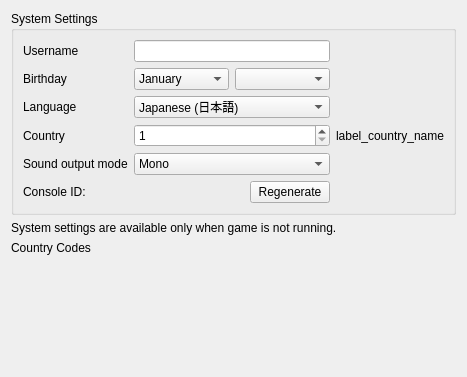
Old version of the form src/citra_qt/configuration/configure_system.ui in the repository grimtnt/citra.
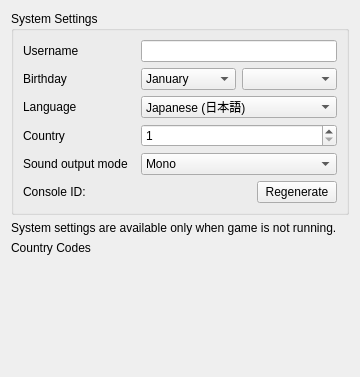
New version of the form.

Commit message: [skip ci]

```diff
--- a/src/citra_qt/configuration/configure_system.ui
+++ b/src/citra_qt/configuration/configure_system.ui
@@ -211,13 +211,6 @@
           </property>
          </widget>
         </item>
-       <item row="3" column="2">
-         <widget class="QLabel" name="label_country_name">
-          <property name="text">
-           <string>label_country_name</string>
-          </property>
-         </widget>
-        </item>
         <item row="4" column="0">
          <widget class="QLabel" name="label_sound">
           <property name="text">
```
